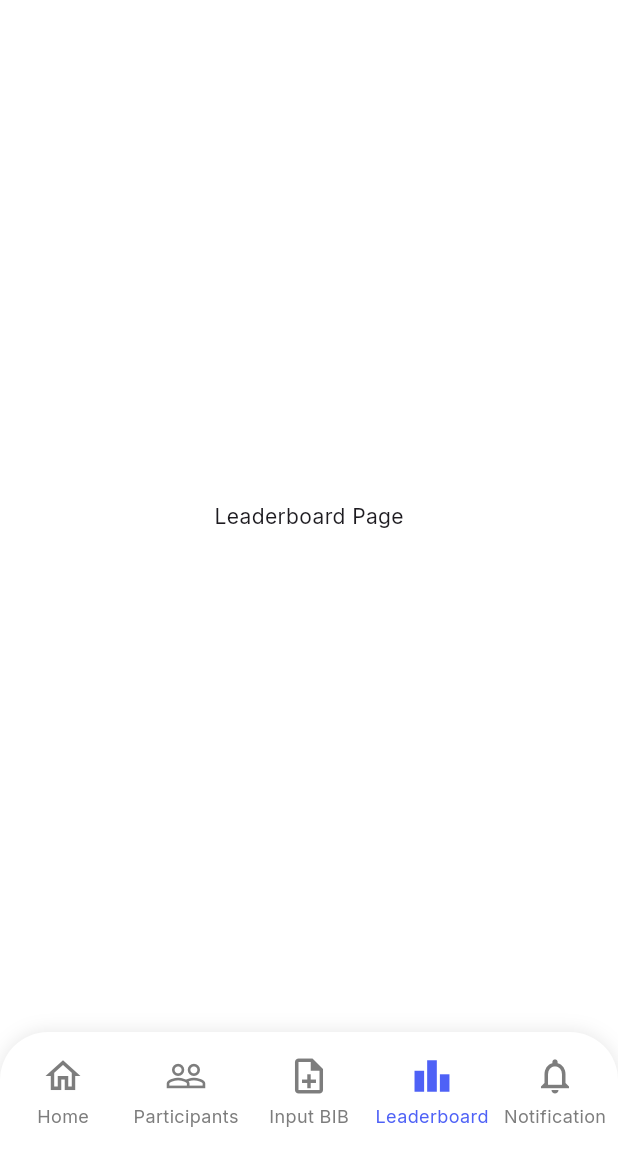
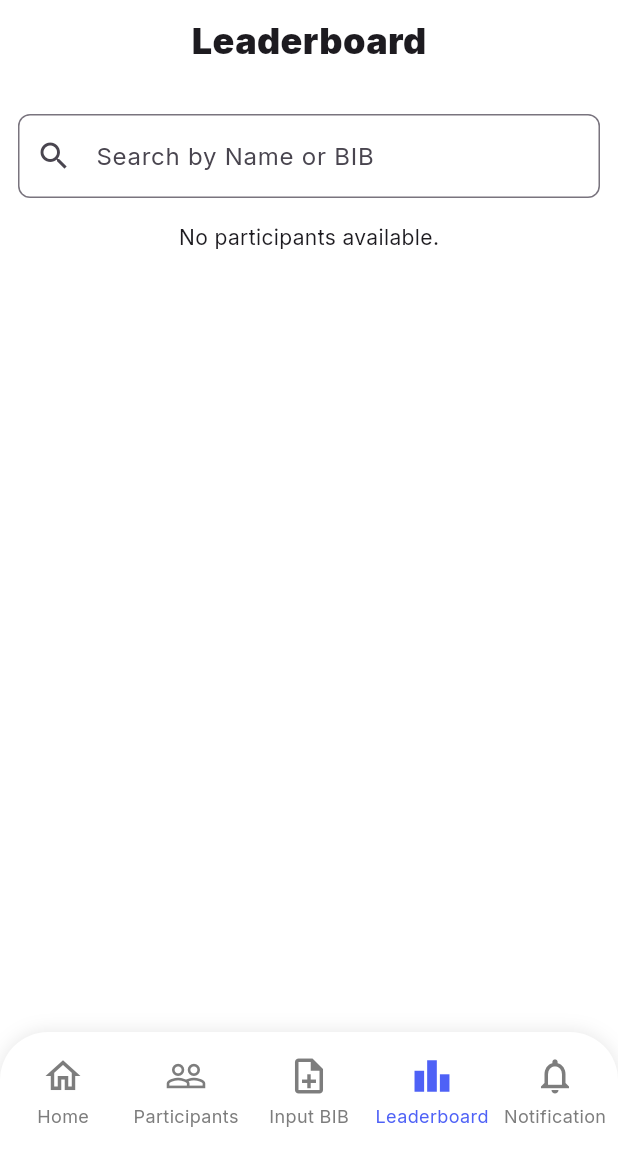
Before and after one commit to net-specter/TriTrack, a Flutter app: the screen it shows after launch, item 4 of the bottom bar chosen, on a phone screen of 412 x 824 dp, the part 84-1236 px from its top. Run offline on Flutter 3.47's test engine with Material 3 defaults, Android fonts, the phone set to English and light mode, and no system bars; our stand-ins replace cloud_firestore, connectivity_plus, firebase_core, lottie; accounts and stored records are empty.

Commit message:
leaderboard ready

```diff
--- a/frontend/lib/app/router.dart
+++ b/frontend/lib/app/router.dart
@@ -2,11 +2,12 @@ import 'package:flutter/material.dart';
 
 import '../features/home_page/pages/home.dart';
 import '../features/input_bib/pages/input_bib.dart';
+import '../features/leaderboard/pages/leaderboard.dart';
 
 final List<Widget> pages = [
   const HomePage(),
   const Center(child: Text('Participants Page')),
   const InputBib(),
-  const Center(child: Text('Leaderboard Page')),
+  const Leaderboard(),
   const Center(child: Text('Notification Page')),
 ];
--- a/frontend/lib/core/models/participant.dart
+++ b/frontend/lib/core/models/participant.dart
@@ -11,6 +11,9 @@ class Participant {
   final String? cyclingDuration;
   final DateTime? runningTime;
   final String? runningDuration;
+  final String? rank;
+  final String? finalDuration;
+  double rankValue = 0;
   final Timestamp createdAt;
 
   Participant({
@@ -24,6 +27,9 @@ class Participant {
     this.cyclingDuration,
     this.runningTime,
     this.runningDuration,
+    this.rank,
+    this.finalDuration,
+    this.rankValue = 0,
   }) : createdAt = Timestamp.now();
 }
 
--- /dev/null
+++ b/frontend/lib/features/leaderboard/pages/leaderboard.dart
@@ -0,0 +1,19 @@
+import 'package:flutter/material.dart';
+import 'package:frontend/core/theme/text_styles.dart';
+import 'package:frontend/features/leaderboard/widgets/table_participant.dart';
+
+class Leaderboard extends StatelessWidget {
+  const Leaderboard({super.key});
+
+  @override
+  Widget build(BuildContext context) {
+    return Column(
+      children: [
+        SizedBox(height: 10),
+        Center(child: Text('Leaderboard', style: TriTextStyles.title)),
+        const SizedBox(height: 20),
+        Expanded(child: TableParticipant()),
+      ],
+    );
+  }
+}
--- /dev/null
+++ b/frontend/lib/features/leaderboard/widgets/table_participant.dart
@@ -0,0 +1,145 @@
+import 'package:flutter/material.dart';
+import 'package:provider/provider.dart';
+import '../../../core/providers/participant_provider.dart';
+import '../../../core/models/participant.dart';
+import '../../../core/theme/colors.dart';
+
+class TableParticipant extends StatefulWidget {
+  const TableParticipant({super.key});
+
+  @override
+  State<TableParticipant> createState() => _TableParticipantState();
+}
+
+class _TableParticipantState extends State<TableParticipant> {
+  String _searchQuery = '';
+
+  @override
+  Widget build(BuildContext context) {
+    final participantProvider = Provider.of<ParticipantProvider>(context);
+
+    return Padding(
+      padding: const EdgeInsets.all(12.0),
+      child: Column(
+        children: [
+          TextField(
+            decoration: InputDecoration(
+              labelText: 'Search by Name or BIB',
+              border: OutlineInputBorder(
+                borderRadius: BorderRadius.circular(8.0),
+              ),
+              prefixIcon: const Icon(Icons.search),
+            ),
+            onChanged: (value) {
+              setState(() {
+                _searchQuery = value.toLowerCase();
+              });
+            },
+          ),
+          const SizedBox(height: 16),
+          Expanded(
+            child: SingleChildScrollView(
+              scrollDirection: Axis.horizontal,
+              child: SingleChildScrollView(
+                scrollDirection: Axis.vertical,
+                child: StreamBuilder<List<Participant>>(
+                  stream: participantProvider.getParticipantsRank(),
+                  builder: (context, snapshot) {
+                    if (snapshot.connectionState == ConnectionState.waiting) {
+                      return const Center(child: CircularProgressIndicator());
+                    } else if (snapshot.hasError) {
+                      return Center(child: Text('Error: ${snapshot.error}'));
+                    } else if (!snapshot.hasData || snapshot.data!.isEmpty) {
+                      return const Center(
+                        child: Text('No participants available.'),
+                      );
+                    }
+                    final participants =
+                        snapshot.data!
+                            .where(
+                              (participant) =>
+                                  participant.name.toLowerCase().contains(
+                                    _searchQuery,
+                                  ) ||
+                                  participant.bibNumber.toString().contains(
+                                    _searchQuery,
+                                  ),
+                            )
+                            .toList();
+
+                    return DataTable(
+                      headingRowColor: WidgetStateColor.resolveWith(
+                        (states) => Colors.grey.shade200,
+                      ),
+                      columns: const [
+                        DataColumn(label: Text('Rank')),
+                        DataColumn(label: Text('BIB')),
+                        DataColumn(label: Text('Name')),
+                        DataColumn(label: Text('Swimming')),
+                        DataColumn(label: Text('Cycling')),
+                        DataColumn(label: Text('Running')),
+                        DataColumn(label: Text('Duration')),
+                      ],
+                      rows:
+                          participants.map((participant) {
+                            return DataRow(
+                              cells: [
+                                DataCell(
+                                  Text(
+                                    participant.rank ?? '-',
+                                    style: TextStyle(
+                                      fontWeight: FontWeight.bold,
+                                      color: _getRankColor(participant.rank),
+                                    ),
+                                  ),
+                                ),
+                                DataCell(
+                                  Text(participant.bibNumber.toString()),
+                                ),
+                                DataCell(
+                                  Text(
+                                    participant.name,
+                                    style: const TextStyle(
+                                      fontWeight: FontWeight.bold,
+                                    ),
+                                  ),
+                                ),
+                                DataCell(
+                                  Text(participant.swimmingDuration ?? '-'),
+                                ),
+                                DataCell(
+                                  Text(participant.cyclingDuration ?? '-'),
+                                ),
+                                DataCell(
+                                  Text(participant.runningDuration ?? '-'),
+                                ),
+                                DataCell(
+                                  Text(
+                                    participant.finalDuration ?? '-',
+                                    style: const TextStyle(
+                                      fontWeight: FontWeight.bold,
+                                    ),
+                                  ),
+                                ),
+                              ],
+                            );
+                          }).toList(),
+                    );
+                  },
+                ),
+              ),
+            ),
+          ),
+        ],
+      ),
+    );
+  }
+
+  Color _getRankColor(String? rank) {
+    if (rank == null) return Colors.black;
+    if (rank.endsWith('st')) return TriColors.gold;
+    if (rank.endsWith('nd')) return TriColors.silver;
+    if (rank.endsWith('rd')) return TriColors.brown;
+    return Colors.black;
+  }
+}
--- a/frontend/lib/main.dart
+++ b/frontend/lib/main.dart
@@ -75,7 +75,7 @@ class _MyHomePageState extends State<MyHomePage> {
     });
   }
 
-  int _currentIndex = 0;
+  int _currentIndex = 3;
 
   @override
   Widget build(BuildContext context) {
```
Also changed, not shown: frontend/lib/core/providers/participant_provider.dart (+20 -0 lines), frontend/lib/core/services/participant_service.dart (+49 -0 lines), frontend/lib/data/dto/participant_dto.dart (+12 -0 lines), frontend/lib/data/repositories/participant_repository.dart (+125 -0 lines), frontend/lib/features/home_page/pages/home.dart (+7 -2 lines), frontend/lib/features/home_page/widgets/participant_dashboard.dart (added, +90 -0 lines), frontend/lib/features/home_page/widgets/participant_dashboard_progress.dart (added, +128 -0 lines), frontend/lib/features/home_page/widgets/start_stop_race.dart (+9 -1 lines).
